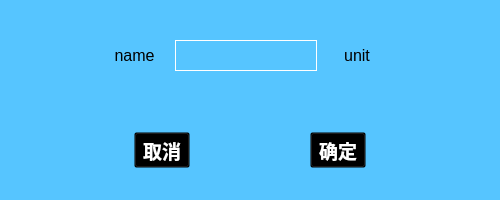
ives560/InverterController, file setparadialog.ui: the form before one commit.
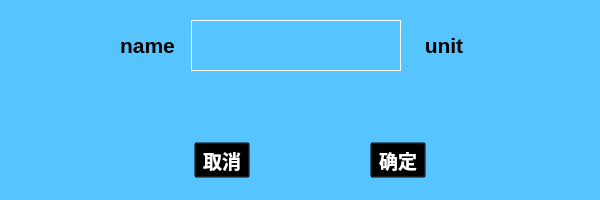
The form after the commit. Icons and pictures are not drawn.

Patch:
```diff
--- a/setparadialog.ui
+++ b/setparadialog.ui
@@ -6,7 +6,7 @@
    <rect>
     <x>0</x>
     <y>0</y>
-    <width>500</width>
+    <width>600</width>
     <height>200</height>
    </rect>
   </property>
@@ -19,10 +19,10 @@
   <widget class="QWidget" name="horizontalLayoutWidget">
    <property name="geometry">
     <rect>
-     <x>100</x>
-     <y>40</y>
-     <width>291</width>
-     <height>31</height>
+     <x>110</x>
+     <y>20</y>
+     <width>371</width>
+     <height>51</height>
     </rect>
    </property>
    <layout class="QHBoxLayout" name="horizontalLayout">
@@ -30,7 +30,9 @@
      <widget class="QLabel" name="label_name">
       <property name="font">
        <font>
-        <pointsize>12</pointsize>
+        <pointsize>16</pointsize>
+        <weight>75</weight>
+        <bold>true</bold>
        </font>
       </property>
       <property name="layoutDirection">
@@ -60,7 +62,9 @@
       </property>
       <property name="font">
        <font>
-        <pointsize>12</pointsize>
+        <pointsize>16</pointsize>
+        <weight>75</weight>
+        <bold>true</bold>
        </font>
       </property>
       <property name="styleSheet">
@@ -78,7 +82,9 @@
      <widget class="QLabel" name="label_unit">
       <property name="font">
        <font>
-        <pointsize>12</pointsize>
+        <pointsize>16</pointsize>
+        <weight>75</weight>
+        <bold>true</bold>
        </font>
       </property>
       <property name="text">
@@ -91,13 +97,13 @@
     </item>
    </layout>
   </widget>
-  <widget class="QWidget" name="">
+  <widget class="QWidget" name="layoutWidget">
    <property name="geometry">
     <rect>
-     <x>20</x>
+     <x>80</x>
      <y>130</y>
      <width>461</width>
-     <height>41</height>
+     <height>60</height>
     </rect>
    </property>
    <layout class="QHBoxLayout" name="horizontalLayout_2">
```
